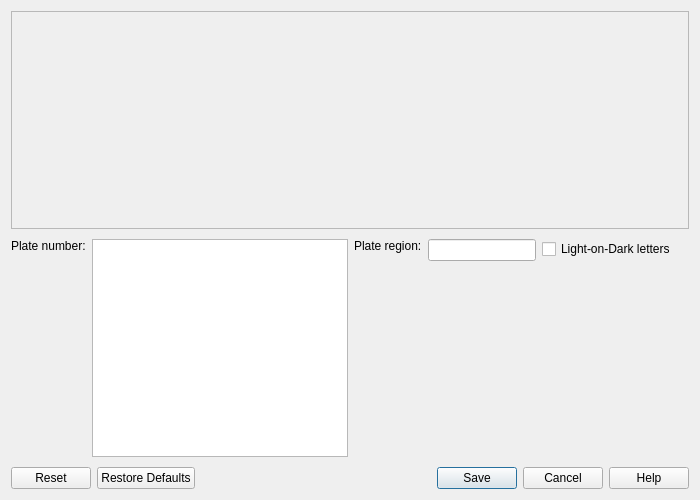
Old version of the form plateselector.ui in the repository openalpr/plate_tagger.
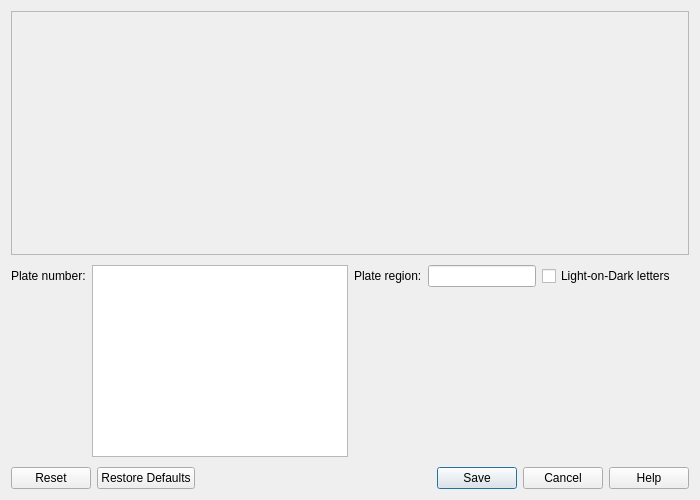
New version of the form. Custom widgets are drawn as their Qt base class.

Commit message: Fix labels' alignments

```diff
--- a/plateselector.ui
+++ b/plateselector.ui
@@ -13,55 +13,118 @@
   <property name="windowTitle">
    <string>License plate selection</string>
   </property>
-  <layout class="QGridLayout" name="gridLayout_2">
+  <layout class="QGridLayout" name="gridLayout_3">
    <property name="verticalSpacing">
     <number>10</number>
    </property>
+   <item row="0" column="0">
+    <widget class="QFrame" name="frame">
+     <property name="sizePolicy">
+      <sizepolicy hsizetype="Preferred" vsizetype="Preferred">
+       <horstretch>0</horstretch>
+       <verstretch>1</verstretch>
+      </sizepolicy>
+     </property>
+     <property name="frameShape">
+      <enum>QFrame::StyledPanel</enum>
+     </property>
+     <layout class="QGridLayout" name="gridLayout">
+      <property name="leftMargin">
+       <number>0</number>
+      </property>
+      <property name="topMargin">
+       <number>0</number>
+      </property>
+      <property name="rightMargin">
+       <number>0</number>
+      </property>
+      <property name="bottomMargin">
+       <number>0</number>
+      </property>
+      <item row="0" column="0">
+       <widget class="ImageViewerPlateSelector" name="imageViewerPlateSelector" native="true">
+        <property name="sizePolicy">
+         <sizepolicy hsizetype="Preferred" vsizetype="Preferred">
+          <horstretch>0</horstretch>
+          <verstretch>1</verstretch>
+         </sizepolicy>
+        </property>
+       </widget>
+      </item>
+     </layout>
+    </widget>
+   </item>
    <item row="1" column="0">
-    <layout class="QHBoxLayout" name="horizontalLayout_2">
-     <property name="spacing">
+    <layout class="QGridLayout" name="gridLayout_2">
+     <property name="horizontalSpacing">
       <number>6</number>
      </property>
-     <item alignment="Qt::AlignTop">
+     <item row="0" column="0">
       <widget class="QLabel" name="label_2">
        <property name="text">
         <string>Plate number:</string>
        </property>
       </widget>
      </item>
-     <item>
+     <item row="0" column="1" rowspan="2">
       <widget class="QPlainTextEdit" name="plainTextPlateNumber"/>
      </item>
-     <item alignment="Qt::AlignTop">
+     <item row="0" column="2">
       <widget class="QLabel" name="label_3">
        <property name="text">
         <string>Plate region:</string>
        </property>
       </widget>
      </item>
-     <item alignment="Qt::AlignTop">
+     <item row="0" column="3">
       <widget class="QLineEdit" name="linePlateRegion">
        <property name="maxLength">
         <number>64</number>
        </property>
       </widget>
      </item>
-     <item alignment="Qt::AlignTop">
+     <item row="0" column="4">
       <widget class="QCheckBox" name="checkLightOnDark">
        <property name="text">
         <string>Light-on-Dark letters</string>
        </property>
       </widget>
      </item>
-     <item>
+     <item row="0" column="5">
       <spacer name="horizontalSpacer">
        <property name="orientation">
         <enum>Qt::Horizontal</enum>
        </property>
        <property name="sizeHint" stdset="0">
         <size>
-         <width>0</width>
-         <height>10</height>
+         <width>13</width>
+         <height>13</height>
+        </size>
+       </property>
+      </spacer>
+     </item>
+     <item row="1" column="0">
+      <spacer name="verticalSpacer">
+       <property name="orientation">
+        <enum>Qt::Vertical</enum>
+       </property>
+       <property name="sizeHint" stdset="0">
+        <size>
+         <width>20</width>
+         <height>0</height>
+        </size>
+       </property>
+      </spacer>
+     </item>
+     <item row="1" column="3">
+      <spacer name="verticalSpacer_2">
+       <property name="orientation">
+        <enum>Qt::Vertical</enum>
+       </property>
+       <property name="sizeHint" stdset="0">
+        <size>
+         <width>20</width>
+         <height>0</height>
         </size>
        </property>
       </spacer>
@@ -75,37 +138,6 @@
      </property>
     </widget>
    </item>
-   <item row="0" column="0">
-    <widget class="QFrame" name="frame">
-     <property name="frameShape">
-      <enum>QFrame::StyledPanel</enum>
-     </property>
-     <layout class="QGridLayout" name="gridLayout">
-      <property name="leftMargin">
-       <number>0</number>
-      </property>
-      <property name="topMargin">
-       <number>0</number>
-      </property>
-      <property name="rightMargin">
-       <number>0</number>
-      </property>
-      <property name="bottomMargin">
-       <number>0</number>
-      </property>
-      <item row="0" column="0">
-       <widget class="ImageViewerPlateSelector" name="imageViewerPlateSelector" native="true">
-        <property name="sizePolicy">
-         <sizepolicy hsizetype="Preferred" vsizetype="Preferred">
-          <horstretch>0</horstretch>
-          <verstretch>1</verstretch>
-         </sizepolicy>
-        </property>
-       </widget>
-      </item>
-     </layout>
-    </widget>
-   </item>
   </layout>
  </widget>
  <customwidgets>
```
